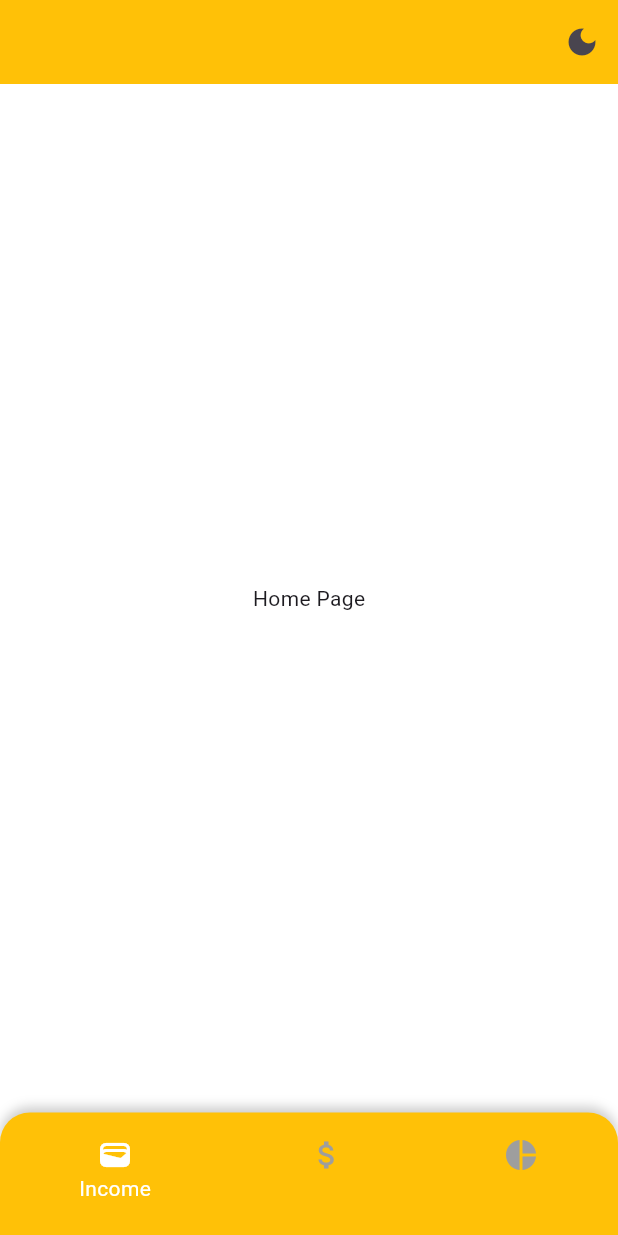
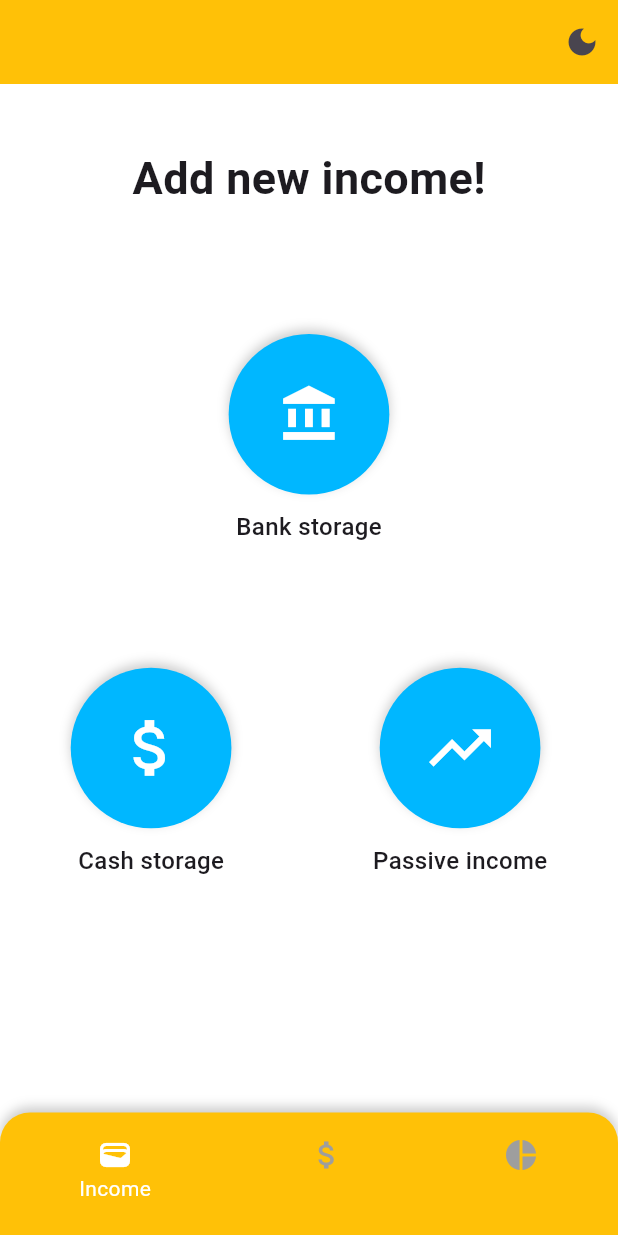
Before and after one commit to Yura-0/ItrackEr, a Flutter app: the screen it shows after launch, on a phone screen of 412 x 824 dp. Run offline on Flutter 3.47's test engine with Material 3 defaults, Android fonts, the light colour scheme and no system bars; our stand-ins replace drift, flutter_bloc, get_it, responsive_sizer, shared_preferences, sqlite3_flutter_libs; missing offline and left inert: sqlite3; accounts and stored records are empty; generated files the repository leaves out were written again.

Commit message:
add income page UI

```diff
--- a/lib/features/home/home.dart
+++ b/lib/features/home/home.dart
@@ -1,6 +1,7 @@
 import 'package:flutter/material.dart';
 import 'package:flutter_bloc/flutter_bloc.dart';
 import 'package:itracker/core/app/injector.dart';
+import 'package:itracker/features/transactions/income_page.dart';
 
 import '../../core/blocs/theme_bloc/theme_cubit.dart';
 import 'botom_bar_widget.dart';
@@ -31,7 +32,7 @@ class HomePage extends StatelessWidget {
       body: PageView(
         controller: pageController,
         children: const [
-          Center(child: Text('Home Page')),
+          IncomePage(),
           Center(child: Text('Income Page')),
           Center(child: Text('Expense Page')),
         ],
--- /dev/null
+++ b/lib/features/transactions/circle_widget.dart
@@ -0,0 +1,52 @@
+import 'package:flutter/material.dart';
+
+class CircleWidget extends StatelessWidget {
+  final String name;
+  final Color color;
+  final Icon icon;
+  final double width;
+  final double height;
+  final void Function() onTap;
+  const CircleWidget(
+      {super.key,
+      required this.name,
+      required this.color,
+      required this.icon,
+      required this.width,
+      required this.height,
+      required this.onTap});
+
+  @override
+  Widget build(BuildContext context) {
+    return GestureDetector(
+      onTap: onTap,
+      child: Column(
+        mainAxisAlignment: MainAxisAlignment.center,
+        mainAxisSize: MainAxisSize.min,
+        children: [
+          Container(
+            margin: const EdgeInsets.only(bottom: 10),
+            width: width,
+            height: height,
+            decoration: BoxDecoration(
+              color: color,
+              shape: BoxShape.circle,
+              boxShadow: [
+                BoxShadow(
+                  color: Colors.black.withOpacity(0.2),
+                  blurRadius: 6,
+                  offset: const Offset(0, -3),
+                ),
+              ],
+            ),
+            child: Center(child: icon),
+          ),
+          Text(
+            name,
+            style: const TextStyle(fontSize: 16, fontWeight: FontWeight.w500),
+          ),
+        ],
+      ),
+    );
+  }
+}
--- /dev/null
+++ b/lib/features/transactions/income_page.dart
@@ -0,0 +1,90 @@
+import 'package:flutter/material.dart';
+import 'package:flutter_bloc/flutter_bloc.dart';
+import 'package:itracker/features/transactions/circle_widget.dart';
+import 'package:itracker/l10n/app_loc.dart';
+import 'package:responsive_sizer/responsive_sizer.dart';
+
+import '../../core/blocs/theme_bloc/theme_cubit.dart';
+
+class IncomePage extends StatelessWidget {
+  const IncomePage({super.key});
+
+  @override
+  Widget build(BuildContext context) {
+    return Center(
+      child: BlocBuilder<ThemeCubit, ThemeState>(
+        buildWhen: (previous, current) => previous != current,
+        builder: (context, state) {
+          return Column(
+            mainAxisAlignment: MainAxisAlignment.start,
+            children: [
+              SizedBox(
+                height: Adaptive.h(5),
+              ),
+              Text(
+                context.loc.add_new_income,
+                style: const TextStyle(
+                  fontSize: 30,
+                  fontWeight: FontWeight.bold,
+                ),
+              ),
+              SizedBox(
+                height: Adaptive.h(10),
+              ),
+              CircleWidget(
+                name: context.loc.bank_storage,
+                color: state == ThemeState.light
+                    ? const Color.fromARGB(255, 0, 183, 255)
+                    : const Color.fromARGB(255, 0, 42, 255),
+                icon: Icon(
+                  Icons.account_balance,
+                  color: Colors.white,
+                  size: Adaptive.h(5),
+                ),
+                width: Adaptive.h(13),
+                height: Adaptive.h(13),
+                onTap: () => {},
+              ),
+              SizedBox(
+                height: Adaptive.h(10),
+              ),
+              Row(
+                mainAxisAlignment: MainAxisAlignment.spaceAround,
+                children: [
+                  CircleWidget(
+                    name: context.loc.cash_storage,
+                    color: state == ThemeState.light
+                        ? const Color.fromARGB(255, 0, 183, 255)
+                        : const Color.fromARGB(255, 0, 42, 255),
+                    icon: Icon(
+                      Icons.attach_money,
+                      color: Colors.white,
+                      size: Adaptive.h(6),
+                    ),
+                    width: Adaptive.h(13),
+                    height: Adaptive.h(13),
+                    onTap: () => {},
+                  ),
+                  CircleWidget(
+                    name: context.loc.passive_income,
+                    color: state == ThemeState.light
+                        ? const Color.fromARGB(255, 0, 183, 255)
+                        : const Color.fromARGB(255, 0, 42, 255),
+                    icon: Icon(
+                      Icons.trending_up,
+                      color: Colors.white,
+                      size: Adaptive.h(6),
+                    ),
+                    width: Adaptive.h(13),
+                    height: Adaptive.h(13),
+                    onTap: () => {},
+                  ),
+                ],
+              ),
+            ],
+          );
+        },
+      ),
+    );
+  }
+}
--- a/lib/l10n/en.arb
+++ b/lib/l10n/en.arb
@@ -4,5 +4,9 @@
   "welcome2" : "Track your income and expenses right on your phone!",
   "income" : "Income",
   "expense" : "Expense",
-  "statistics" : "Statistics"
+  "statistics" : "Statistics",
+  "cash_storage" : "Cash storage",
+  "bank_storage" : "Bank storage",
+  "passive_income" : "Passive income",
+  "add_new_income" : "Add new income!"
 }
--- a/lib/l10n/uk.arb
+++ b/lib/l10n/uk.arb
@@ -1,8 +1,12 @@
 {
     "@@locale": "uk",
-    "welcome" : "Вітаємо у ItrackEr!",
-    "welcome2" : "Відстежуйте свої доходи та витрати прямо на телефоні!",
-    "income" : "Доходи",
-    "expense" : "Розходи",
-    "statistics" : "Статистика"
+    "welcome": "Вітаємо у ItrackEr!",
+    "welcome2": "Відстежуйте свої доходи та витрати прямо на телефоні!",
+    "income": "Доходи",
+    "expense": "Розходи",
+    "statistics": "Статистика",
+    "cash_storage": "Збереження у готівці",
+    "bank_storage": "Банкове зберігання",
+    "passive_income": "Пасивний дохід",
+    "add_new_income" : "Додай новий дохід!"
 }
```
